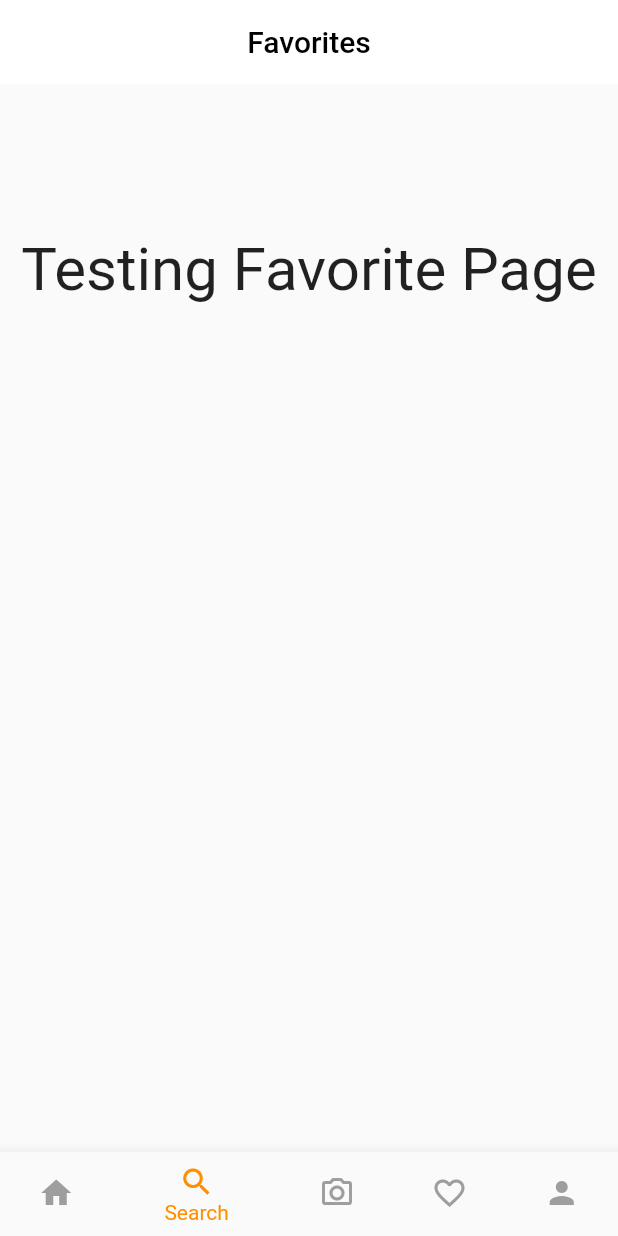
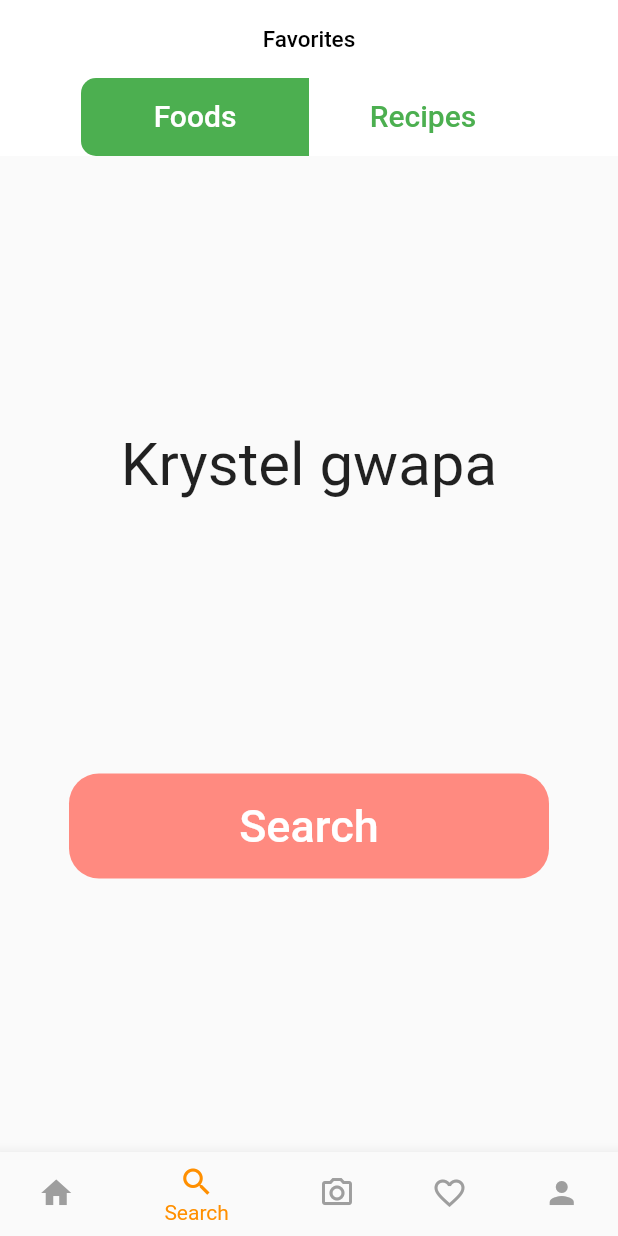
Before and after one commit to seannpenn/midterm_exam_project---kcalnutritionApp, a Flutter app: the screen it shows after launch, item 2 of the bottom bar chosen, on a phone screen of 412 x 824 dp. Run offline on Flutter 3.47's test engine with Material 2 defaults, Android fonts, the light colour scheme and no system bars; our stand-ins replace introduction_screen.

Commit message:
added tab bar in favorites

```diff
--- a/flutter_application_kcalnutritionapp/lib/layout/defaultLayoutPages/favorites.dart
+++ b/flutter_application_kcalnutritionapp/lib/layout/defaultLayoutPages/favorites.dart
@@ -1,54 +1,138 @@
 import 'package:flutter/material.dart';
 // import 'package:flutter_application_kcalnutritionapp/layout/defaultLayout.dart';
-
 
 class favorites extends StatelessWidget {
   @override
   Widget build(BuildContext context) {
-    return Scaffold(
-      // color: Colors.lightBlueAccent,
-      appBar: AppBar(
-       automaticallyImplyLeading: false,
-       centerTitle: true,
-        backgroundColor: Colors.white,
-        title: const
-        Text('Favorites', style:
-          TextStyle(
-            color: Colors.black
-
-            ),
-        ),
-        elevation: 0,
-      ),
-      body: Column(
-
-        // mainAxisAlignment: MainAxisAlignment.center,
-        // crossAxisAlignment: CrossAxisAlignment.stretch,
-        children: <Widget>[
-          Container(
-            child: Center(
-              child: Text('Testing Favorite Page',
-              textAlign: TextAlign.center,
-                style: TextStyle(
-                  fontSize: 40,
-
-                  )
+    return MaterialApp(
+        home: DefaultTabController(
+      length: 2,
+      child: Scaffold(
+          body: NestedScrollView(
+        headerSliverBuilder: (BuildContext context, bool innerBoxIsScrolled) {
+          return <Widget>[
+            new SliverAppBar(
+              backgroundColor: Colors.white,
+              title: Text(
+                'Favorites',
+                style: TextStyle(color: Colors.black, fontSize: 15),
+              ),
+              centerTitle: true,
+              bottom: TabBar(
+                labelColor: Colors.white,
+                unselectedLabelColor: Colors.green,
+                isScrollable: true,
+                indicator: BoxDecoration(
+                  borderRadius: BorderRadius.only(
+                      topLeft: Radius.circular(10),
+                      bottomLeft: Radius.circular(10)),
+                  color: Colors.green,
+                ),
+                tabs: [
+                  new Container(
+                    width: 120,
+                    height: 50,
+                    child: new Tab(
+                      child: Text(
+                        'Foods',
+                        style: TextStyle(
+                          fontSize: 20,
+                        ),
+                      ),
+                    ),
+                  ),
+                  // Tab(child: Text('Foods')),
+                  new Container(
+                    width: 120,
+                    height: 50,
+                    child: new Tab(
+                      child: Text(
+                        'Recipes',
+                        style: TextStyle(
+                          fontSize: 20,
+                        ),
+                      ),
+                    ),
+                  ),
+                ],
               ),
             ),
-            margin: EdgeInsets.only(top:100),
+          ];
+        },
+        body: TabBarView(
+          children: <Widget>[
+            // Icon(Icons.flight, size: 350),
+            foods(),
+            recipes()
+          ],
+        ),
+      )),
+    ));
+  }
+}
+
+class foods extends StatelessWidget {
+  @override
+  Widget build(BuildContext context) {
+    return Column(mainAxisAlignment: MainAxisAlignment.spaceEvenly,
+    children: [
+      Text(
+        'Krystel gwapa',
+        textAlign: TextAlign.center,
+        style: TextStyle(fontSize: 40),
+      ),
+      Container(
+        child: customButton(),
+      )
+    ]);
+  }
+}
+class recipes extends StatelessWidget {
+  @override
+  Widget build(BuildContext context) {
+    return Scaffold(
+    // mainAxisAlignment: MainAxisAlignment.spaceEvenly,
+    // children: [
+      body: Column(
+        children: [
+          Text(
+            'recipes testing',
+            textAlign: TextAlign.center,
+            style: TextStyle(fontSize: 40),
           ),
-          Column()
-          // FlatButton(
-          //   onPressed: () {
-          //     Navigator.push(context, MaterialPageRoute(
-          //       builder: (context) => Screen2()
-          //     ));
-          //   },
-          //   child: Text('Go to next screen'),
-          //   color: Colors.white,
-          // ),
         ],
       ),
+      persistentFooterButtons:  <Widget>
+
+      [
+
+        Center(
+          child: Container(
+            margin: EdgeInsets.only(bottom:20),
+            child: customButton(),
+          ),
+        )
+      ]
     );
   }
 }
+class customButton extends StatelessWidget{
+  @override
+  Widget build(BuildContext context) {
+  return Material(
+          // elevation: 8,
+          borderRadius: BorderRadius.circular(20),
+          color: Colors.redAccent[100],
+          child: MaterialButton(
+            minWidth: 320,
+            height: 70,
+            padding: EdgeInsets.fromLTRB(20.0, 15.0, 20.0, 15.0),
+            onPressed: (){}, // add this here
+            child: Text('Search',
+                textAlign: TextAlign.center,
+                style: TextStyle(fontSize: 30, color: Colors.white)
+              ),
+          ),
+        );
+  }
+}
```
